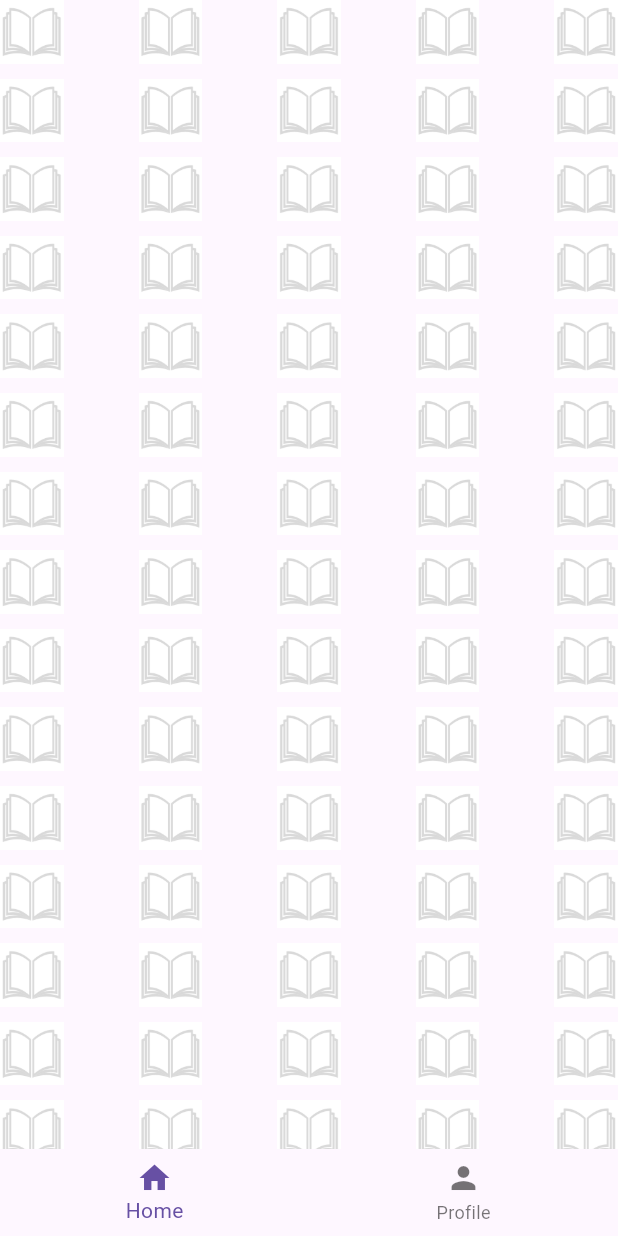
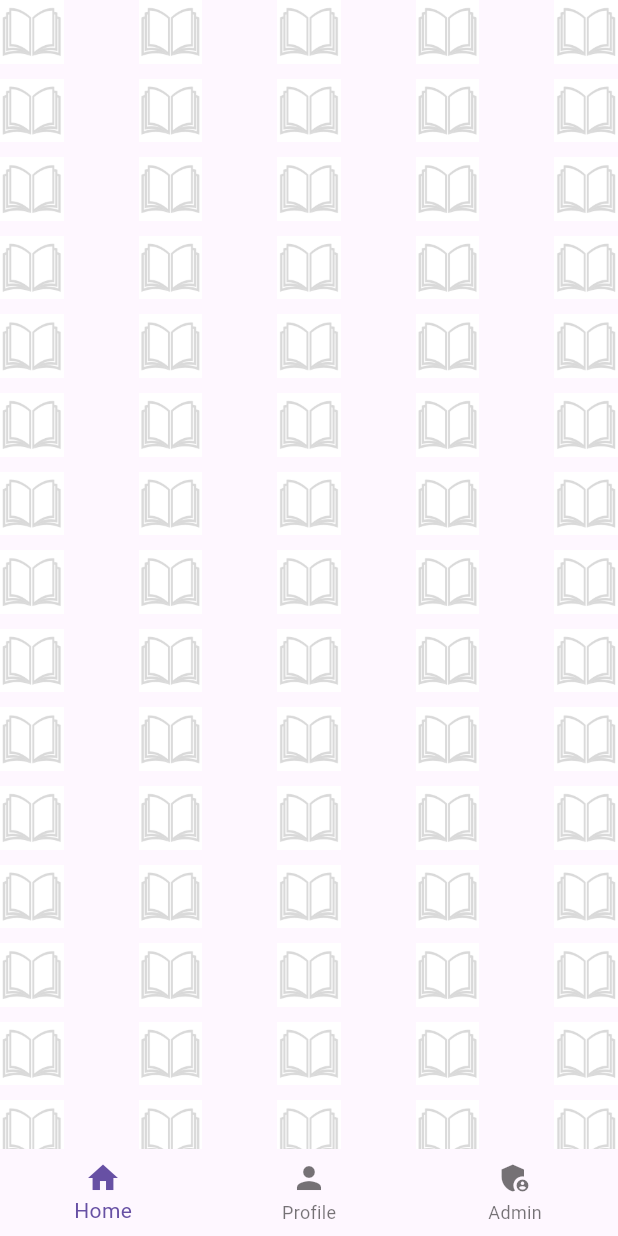
Before and after one commit to nacho-bytes/beallibres, a Flutter app: the screen it shows after launch, on a phone screen of 412 x 824 dp. Run offline on Flutter 3.47's test engine with Material 3 defaults, Android fonts, the phone set to English and light mode, and no system bars; our stand-ins replace firebase_core, flutter_bloc, go_router; accounts and stored records are empty; generated files the repository leaves out were written again.

Commit message:
Added router_bloc to control the avaliabled pages

```diff
--- a/lib/main.dart
+++ b/lib/main.dart
@@ -1,9 +1,25 @@
 import 'package:firebase_core/firebase_core.dart' show Firebase;
-import 'package:flutter/material.dart' show BuildContext, MaterialApp, StatelessWidget, Widget, WidgetsFlutterBinding, runApp;
-import 'package:flutter_gen/gen_l10n/app_localizations.dart' show AppLocalizations;
+import 'package:flutter/material.dart'
+    show
+        BuildContext,
+        Icons,
+        MaterialApp,
+        StatelessWidget,
+        Widget,
+        WidgetsFlutterBinding,
+        runApp;
+import 'package:flutter_bloc/flutter_bloc.dart' show BlocBuilder, BlocProvider;
+import 'package:flutter_gen/gen_l10n/app_localizations.dart'
+    show AppLocalizations;
+import 'package:go_router/go_router.dart';
 
+import 'adaptative_navigation_trail.dart'
+    show
+        AdaptativeNavigationDestination,
+        AdaptiveNavigationTrail;
 import 'firebase_options.dart' show DefaultFirebaseOptions;
-import 'router/router.dart' show router;
+import 'router/router_bloc.dart' show RouterBloc, RouterState;
+import 'router/routes.dart';
 
 void main() async {
   WidgetsFlutterBinding.ensureInitialized();
@@ -25,11 +41,55 @@ class MyApp extends StatelessWidget {
   });
 
   @override
-  Widget build(final BuildContext context) => MaterialApp.router(
-      routerConfig: router,
-      onGenerateTitle: (final BuildContext context) =>
-          AppLocalizations.of(context)!.appTitle,
-      localizationsDelegates: AppLocalizations.localizationsDelegates,
-      supportedLocales: AppLocalizations.supportedLocales,
-    );
+  Widget build(final BuildContext context) => BlocProvider<RouterBloc>(
+    create: (final BuildContext context) => RouterBloc(
+      initialState: RouterState(
+        destinations: <AdaptativeNavigationDestination>[
+          AdaptativeNavigationDestination(
+            title: 'Home',
+            icon: Icons.home,
+            // location: '/',
+            location: const HomeRoute().location,
+          ),
+          AdaptativeNavigationDestination(
+            title: 'Profile',
+            icon: Icons.person,
+            location: const ProfileRoute().location,
+          ),
+          AdaptativeNavigationDestination(
+            title: 'Admin',
+            icon: Icons.admin_panel_settings,
+            location: const AdminRoute().location,
+          ),
+        ],
+      ),
+    ),
+    child: BlocBuilder<RouterBloc, RouterState>(
+      builder: (
+        final BuildContext context,
+        final RouterState routerState,
+      ) => MaterialApp.router(
+        routerConfig: GoRouter(
+          initialLocation: const HomeRoute().location,
+          routes: <RouteBase>[
+            ShellRoute(
+              builder: (
+                final BuildContext context,
+                final GoRouterState state,
+                final Widget child,
+              ) => AdaptiveNavigationTrail(
+                destinations: routerState.destinations,
+                child: child,
+              ),
+              routes: $appRoutes,
+            ),
+          ],
+        ),
+        onGenerateTitle: (final BuildContext context) =>
+            AppLocalizations.of(context)!.appTitle,
+        localizationsDelegates: AppLocalizations.localizationsDelegates,
+        supportedLocales: AppLocalizations.supportedLocales,
+      ),
+    ),
+  );
 }
--- a/lib/router/router.dart
+++ /dev/null
@@ -1,37 +0,0 @@
-import 'package:flutter/material.dart' show BuildContext, Icons, Widget;
-import 'package:go_router/go_router.dart' show GoRouter, GoRouterState, RouteBase, ShellRoute;
-import '../adaptative_navigation_trail.dart' show AdaptativeNavigationDestination, AdaptiveNavigationTrail;
-import 'routes.dart';
-
-final List<AdaptativeNavigationDestination> _appDestinations =
-    <AdaptativeNavigationDestination>[
-  AdaptativeNavigationDestination(
-    title: 'Home',
-    icon: Icons.home,
-    // location: '/',
-    location: const HomeRoute().location,
-  ),
-  AdaptativeNavigationDestination(
-    title: 'Profile',
-    icon: Icons.person,
-    location: const ProfileRoute().location,
-  ),
-];
-
-/// The application router.
-final GoRouter router = GoRouter(
-  initialLocation: '/',
-  routes: <RouteBase>[
-    ShellRoute(
-      builder: (
-        final BuildContext context,
-        final GoRouterState state,
-        final Widget child,
-      ) => AdaptiveNavigationTrail(
-        destinations: _appDestinations,
-        child: child,
-      ),
-      routes: $appRoutes,
-    ),
-  ],
-);
--- /dev/null
+++ b/lib/router/router_bloc.dart
@@ -0,0 +1,78 @@
+import 'package:flutter/material.dart';
+import 'package:flutter_bloc/flutter_bloc.dart' show Bloc, Emitter;
+
+import '../adaptative_navigation_trail.dart' show AdaptativeNavigationDestination;
+import 'routes.dart';
+
+class RouterState {
+  const RouterState({
+    this.destinations = const <AdaptativeNavigationDestination>[],
+  });
+
+  final List<AdaptativeNavigationDestination> destinations;
+
+  RouterState copyWith({
+    final List<AdaptativeNavigationDestination>? destinations,
+  }) => RouterState(
+    destinations: destinations ?? this.destinations,
+  );
+}
+
+sealed class RouterEvent {}
+
+final class AddAdminDestinationEvent extends RouterEvent {}
+
+final class RemoveAdminDestinationEvent extends RouterEvent {}
+
+class RouterBloc extends Bloc<RouterEvent, RouterState> {
+  RouterBloc({
+    final RouterState? initialState,
+  }) : super(initialState ?? const RouterState()) {
+    on<AddAdminDestinationEvent>(_onAddAdminDestinationEvent);
+    on<RemoveAdminDestinationEvent>(_onRemoveAdminDestinationEvent);
+  }
+
+  void _onAddAdminDestinationEvent(
+    final AddAdminDestinationEvent event,
+    final Emitter<RouterState> emit,
+  ) {
+    if (state.destinations.any(
+      (final AdaptativeNavigationDestination destination) =>
+        destination.location == const AdminRoute().location,
+    )) {
+      return;
+    }
+
+    emit(
+      state.copyWith(
+        destinations: List<AdaptativeNavigationDestination>.from(
+          state.destinations
+            ..add(
+              AdaptativeNavigationDestination(
+                title: 'Admin',
+                icon: Icons.admin_panel_settings,
+                location: const AdminRoute().location,
+              ),
+            ),
+        ),
+      ),
+    );
+  }
+
+  void _onRemoveAdminDestinationEvent(
+    final RemoveAdminDestinationEvent event,
+    final Emitter<RouterState> emit,
+  ) {
+    emit(
+      state.copyWith(
+        destinations: List<AdaptativeNavigationDestination>.from(
+          state.destinations
+            ..removeWhere(
+              (final AdaptativeNavigationDestination destination) =>
+                destination.location == const AdminRoute().location,
+            ),
+        ),
+      ),
+    );
+  }
+}
```
